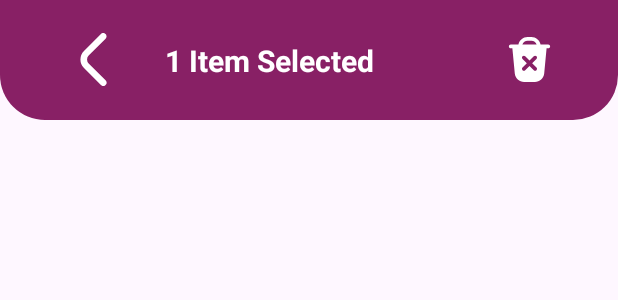
After one commit to angelb9967/Nurad-Admin-Mobile, an Android app: the layout toolbar_delete.xml on its own in the app's theme, with its tools: preview values and no code run, on a phone screen of 412 x 824 dp. The commit adds this screen. Shown: the top 300 px of the screen. Run offline under Robolectric (Android 15) with nearby library versions, the phone set to English and light mode, and no system bars.

Commit message:
Added multiple selection in delete mode

```diff
--- /dev/null
+++ b/app/src/main/res/drawable/trash_xmark.xml
@@ -0,0 +1,9 @@
+<vector xmlns:android="http://schemas.android.com/apk/res/android"
+    android:width="30dp"
+    android:height="30dp"
+    android:viewportWidth="24"
+    android:viewportHeight="24">
+  <path
+      android:fillColor="@color/white"
+      android:pathData="m22,4h-4.101c-0.465,-2.279 -2.484,-4 -4.899,-4h-2c-2.414,0 -4.434,1.721 -4.899,4L2,4c-0.552,0 -1,0.447 -1,1s0.448,1 1,1h0.86l1.296,13.479c0.248,2.578 2.388,4.521 4.977,4.521h5.727c2.593,0 4.733,-1.947 4.978,-4.528l1.276,-13.472h0.885c0.552,0 1,-0.447 1,-1s-0.448,-1 -1,-1ZM11,2h2c1.302,0 2.402,0.839 2.816,2h-7.631c0.414,-1.161 1.514,-2 2.816,-2ZM15.707,16.293c0.391,0.391 0.391,1.023 0,1.414 -0.195,0.195 -0.451,0.293 -0.707,0.293s-0.512,-0.098 -0.707,-0.293l-2.293,-2.293 -2.293,2.293c-0.195,0.195 -0.451,0.293 -0.707,0.293s-0.512,-0.098 -0.707,-0.293c-0.391,-0.391 -0.391,-1.023 0,-1.414l2.293,-2.293 -2.293,-2.293c-0.391,-0.391 -0.391,-1.023 0,-1.414s1.023,-0.391 1.414,0l2.293,2.293 2.293,-2.293c0.391,-0.391 1.023,-0.391 1.414,0s0.391,1.023 0,1.414l-2.293,2.293 2.293,2.293Z"/>
+</vector>
--- /dev/null
+++ b/app/src/main/res/layout/toolbar_delete.xml
@@ -0,0 +1,71 @@
+<?xml version="1.0" encoding="utf-8"?>
+<androidx.appcompat.widget.Toolbar xmlns:android="http://schemas.android.com/apk/res/android"
+    xmlns:app="http://schemas.android.com/apk/res-auto"
+    android:layout_width="match_parent"
+    android:layout_height="80dp"
+    android:background="@drawable/toolbar_customshape"
+    android:id="@+id/toolbarBack"
+    android:theme="@style/ThemeOverlay.AppCompat.Dark">
+
+    <androidx.constraintlayout.widget.ConstraintLayout
+        android:layout_width="match_parent"
+        android:layout_height="match_parent">
+
+        <ImageView
+            android:id="@+id/back_btn"
+            android:layout_width="wrap_content"
+            android:layout_height="wrap_content"
+            android:src="@drawable/back"
+            app:layout_constraintBottom_toBottomOf="parent"
+            app:layout_constraintEnd_toEndOf="parent"
+            app:layout_constraintHorizontal_bias="0.079"
+            app:layout_constraintStart_toStartOf="parent"
+            app:layout_constraintTop_toTopOf="parent"
+            app:layout_constraintVertical_bias="0.488" />
+
+        <TextView
+            android:id="@+id/title"
+            android:textAlignment="center"
+            android:layout_width="wrap_content"
+            android:layout_height="wrap_content"
+            android:text="Name"
+            android:visibility="gone"
+            android:textColor="@color/white"
+            android:textSize="20sp"
+            android:textStyle="bold"
+            app:layout_constraintBottom_toBottomOf="parent"
+            app:layout_constraintEnd_toEndOf="parent"
+            app:layout_constraintStart_toStartOf="parent"
+            app:layout_constraintTop_toTopOf="parent"
+            app:layout_constraintVertical_bias="0.509" />
+
+        <TextView
+            android:id="@+id/counter"
+            android:layout_width="wrap_content"
+            android:layout_height="wrap_content"
+            android:layout_marginStart="30dp"
+            android:text="1 Item Selected"
+            android:textColor="@color/white"
+            android:textSize="20sp"
+            android:textStyle="bold"
+            android:visibility="visible"
+            app:layout_constraintBottom_toBottomOf="parent"
+            app:layout_constraintStart_toEndOf="@+id/back_btn"
+            app:layout_constraintTop_toTopOf="parent"
+            app:layout_constraintVertical_bias="0.509" />
+
+        <ImageView
+            android:id="@+id/delete_icon"
+            android:layout_width="wrap_content"
+            android:layout_height="wrap_content"
+            android:src="@drawable/trash_xmark"
+            app:layout_constraintBottom_toBottomOf="parent"
+            app:layout_constraintEnd_toEndOf="parent"
+            app:layout_constraintHorizontal_bias="0.88"
+            app:layout_constraintStart_toStartOf="parent"
+            app:layout_constraintTop_toTopOf="parent"
+            app:layout_constraintVertical_bias="0.488" />
+
+    </androidx.constraintlayout.widget.ConstraintLayout>
+
+</androidx.appcompat.widget.Toolbar>
```
Also changed, not shown: app/src/main/java/com/example/nuradadmin/Activities/List_and_Create/Activity_RoomTypes.java (+38 -5 lines), app/src/main/java/com/example/nuradadmin/Activities/List_and_Create/Activity_Rooms.java (+12 -1 lines), app/src/main/java/com/example/nuradadmin/Adapters/Adapter_RoomType.java (+61 -6 lines), app/src/main/java/com/example/nuradadmin/Models/Model_RoomType.java (+18 -1 lines), app/src/main/res/layout/activity_room_types.xml (+35 -13 lines), app/src/main/res/layout/item_roomtype.xml (+26 -4 lines).
